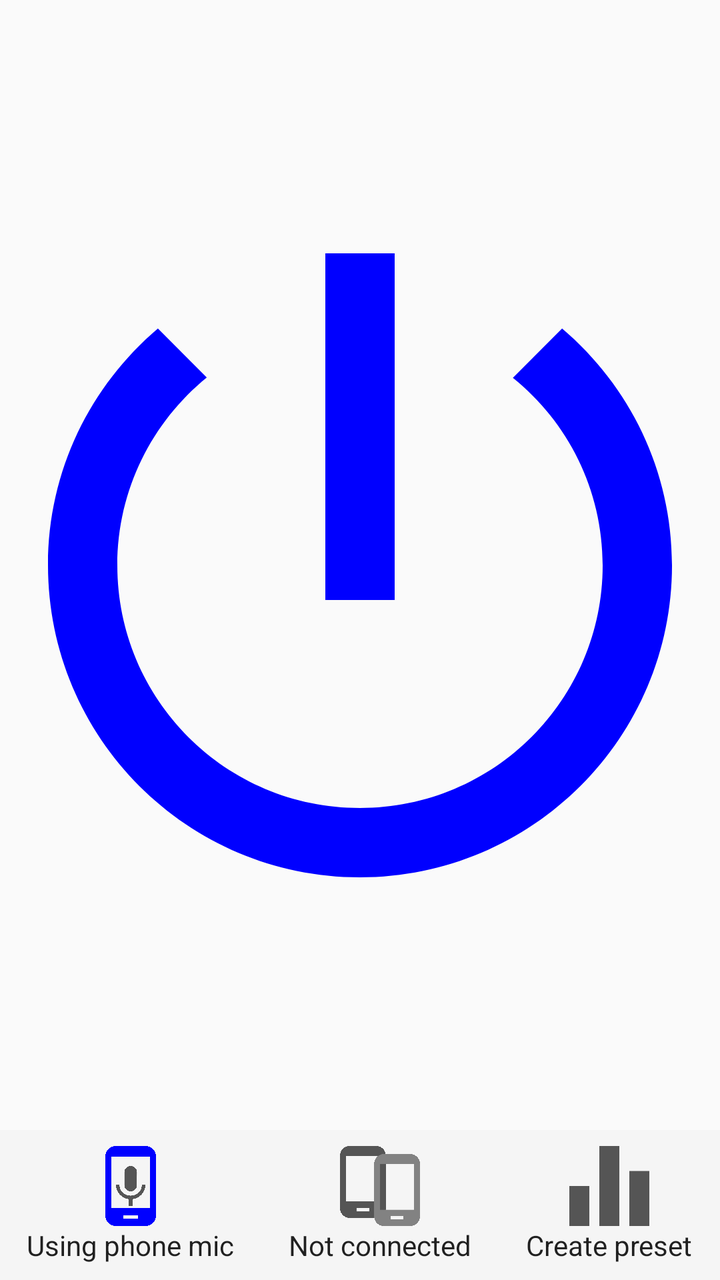
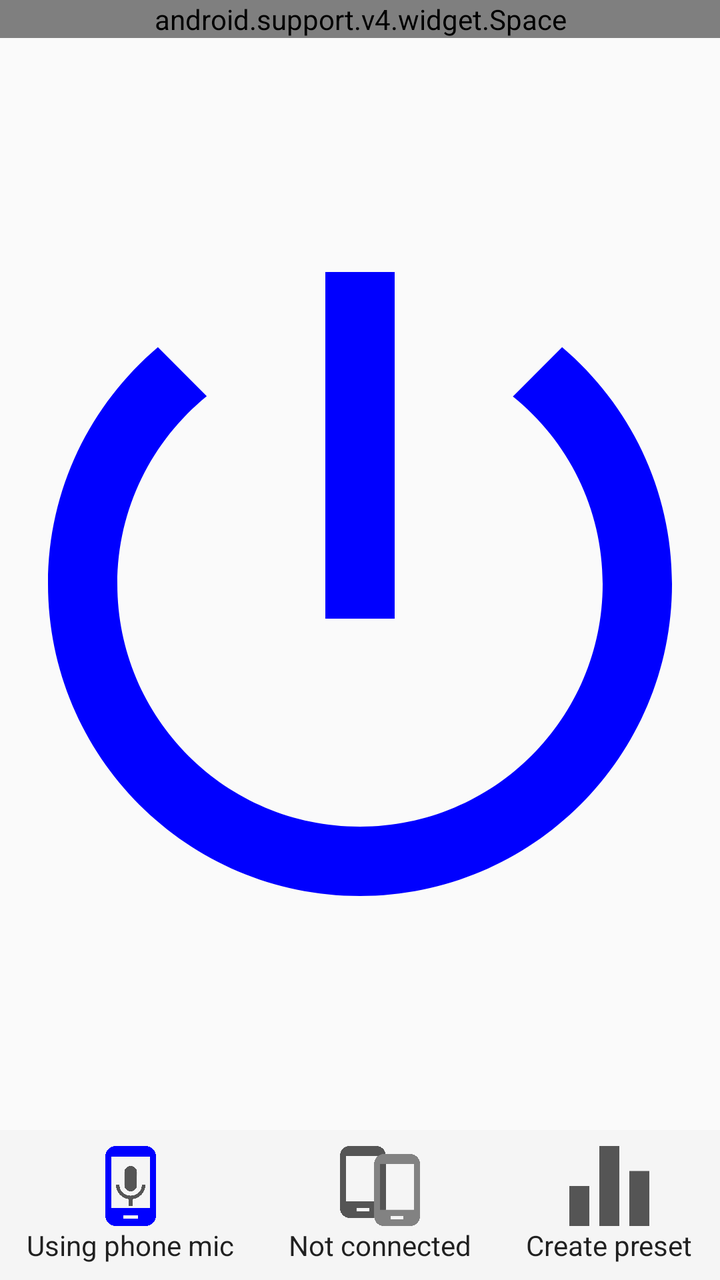

Before-and-after screenshots of an Android layout around one commit, followed by the original layout XML and the change that was made.
<!-- AndroidManifest.xml: application theme AppTheme -->
<!-- res/layout/fragment_listen.xml -->
<?xml version="1.0" encoding="utf-8"?>
<android.support.constraint.ConstraintLayout xmlns:android="http://schemas.android.com/apk/res/android"
    xmlns:app="http://schemas.android.com/apk/res-auto"
    xmlns:tools="http://schemas.android.com/tools"
    android:layout_width="match_parent"
    android:layout_height="match_parent"
    tools:context="peterson.ttu.edu.backupaids.activities.ListenFragment">

    <TextView
        android:id="@+id/ourPinTextView"
        android:layout_width="wrap_content"
        android:layout_height="wrap_content"
        android:layout_marginStart="16dp"
        android:text="@string/our_pin"
        android:textAppearance="@android:style/TextAppearance.DeviceDefault"
        android:textSize="18sp"
        android:visibility="gone"
        app:layout_constraintBottom_toTopOf="@id/playSound"
        app:layout_constraintLeft_toLeftOf="parent"
        app:layout_constraintTop_toTopOf="parent"
        app:layout_constraintVertical_bias="0.6" />

    

    <ImageButton
        android:id="@+id/playSound"
        android:layout_width="0dp"
        android:layout_height="0dp"
        android:adjustViewBounds="false"
        android:background="@android:color/transparent"
        android:scaleType="fitCenter"
        android:src="@drawable/ic_power_button_blue"
        android:layout_marginTop="16dp"
        android:layout_marginBottom="16dp"
        android:layout_marginStart="24dp"
        android:layout_marginEnd="24dp"
        app:layout_constraintHorizontal_bias="0.6"
        app:layout_constraintVertical_weight="1.0"
        app:layout_constraintBottom_toTopOf="@id/bottomMenu"
        app:layout_constraintTop_toBottomOf="@id/ourPinTextView"
        app:layout_constraintLeft_toLeftOf="parent"
        app:layout_constraintRight_toRightOf="parent"
        app:layout_constraintVertical_bias="0.6"
        android:contentDescription="@string/play_stop_playing_what_the_phone_hears" />

    

    
    <LinearLayout
        android:id="@+id/bottomMenu"
        android:layout_width="match_parent"
        android:layout_height="wrap_content"
        android:orientation="horizontal"
        android:background="#f5f5f5"
        app:layout_constraintTop_toBottomOf="@id/playSound"
        app:layout_constraintBottom_toBottomOf="parent"
        app:layout_constraintLeft_toLeftOf="parent"
        app:layout_constraintRight_toRightOf="parent">

        <LinearLayout
            android:layout_width="wrap_content"
            android:layout_height="wrap_content"
            android:orientation="vertical"
            android:layout_marginTop="8dp"
            android:layout_marginBottom="8dp"
            android:layout_weight="1"
            android:gravity="center">
            <ImageButton
                android:id="@+id/micToUseButton"
                android:layout_width="40dp"
                android:layout_height="40dp"
                android:background="@android:color/transparent"
                android:scaleType="fitEnd"
                android:src="@drawable/ic_phone_mic_blue"/>
            <TextView
                android:id="@+id/micToUseText"
                android:layout_width="wrap_content"
                android:layout_height="wrap_content"
                android:text="@string/using_phone_mic"
                android:textAppearance="@android:style/TextAppearance.DeviceDefault" />
        </LinearLayout>
        <LinearLayout
            android:layout_width="wrap_content"
            android:layout_height="wrap_content"
            android:orientation="vertical"
            android:layout_marginTop="8dp"
            android:layout_marginBottom="8dp"
            android:layout_weight="1"
            android:gravity="center">
            <ImageButton
                android:id="@+id/makeDiscoverable"
                android:layout_width="40dp"
                android:layout_height="40dp"
                android:adjustViewBounds="false"
                android:background="@android:color/transparent"
                android:contentDescription="@string/make_this_phone_discoverable_by_other_phones"
                android:scaleType="fitEnd"
                android:src="@drawable/ic_phone_in_gray"/>
            <TextView
                android:id="@+id/textForMakeDiscoverableButton"
                android:layout_width="wrap_content"
                android:layout_height="wrap_content"
                android:text="@string/not_connected"
                android:textAppearance="@android:style/TextAppearance.DeviceDefault" />
        </LinearLayout>
        <LinearLayout
            android:layout_width="wrap_content"
            android:layout_height="wrap_content"
            android:orientation="vertical"
            android:layout_marginTop="8dp"
            android:layout_marginBottom="8dp"
            android:layout_weight="1"
            android:gravity="center">
            <ImageButton
                android:id="@+id/presetChooser"
                android:layout_width="40dp"
                android:layout_height="40dp"
                android:adjustViewBounds="false"
                android:background="@android:color/transparent"
                android:contentDescription="@string/make_this_phone_discoverable_by_other_phones"
                android:scaleType="fitEnd"
                android:src="@drawable/ic_equalizer"/>
            <TextView
                android:id="@+id/textForPresetChooser"
                android:layout_width="wrap_content"
                android:layout_height="wrap_content"
                android:text="@string/create_preset"
                android:textAppearance="@android:style/TextAppearance.DeviceDefault" />
        </LinearLayout>

    </LinearLayout>

</android.support.constraint.ConstraintLayout>
<!-- resources referenced by this layout -->
<resources>
  <!-- drawable ic_equalizer (drawable) -->
  <vector xmlns:android="http://schemas.android.com/apk/res/android"
      android:width="24dp"
      android:height="24dp"
      android:viewportWidth="24"
      android:viewportHeight="24">
    <path
        android:fillColor="#555555"
        android:pathData="m9,24h6V0H9ZM0,24H6V12H0ZM18,7.5V24h6V7.5Z"
        android:strokeWidth="1.5"/>
  </vector>
  <!-- drawable ic_phone_in_gray (drawable) -->
  <vector xmlns:android="http://schemas.android.com/apk/res/android"
      android:width="24dp"
      android:height="24dp"
      android:viewportWidth="24"
      android:viewportHeight="24">
    <path
        android:pathData="M10.8002,-0.0225L2.9455,-0.0225C1.3157,-0.0225 0,1.2932 0,2.923L0,18.6321c0,1.6298 1.3157,2.9455 2.9455,2.9455h7.8547c1.6298,0 2.9455,-1.3156 2.9455,-2.9455L13.7457,2.923c0,-1.6298 -1.3157,-2.9455 -2.9455,-2.9455zM8.8365,19.6139L4.9092,19.6139L4.9092,18.6321h3.9273zM12.0275,16.6685L1.7182,16.6685L1.7182,2.923L12.0275,2.923Z"
        android:strokeWidth="0.9818269"
        android:fillColor="#555555"
        android:fillAlpha="1"/>
    <path
        android:pathData="m21.0417,2.4136h-7.8547c-1.6298,0 -2.9455,1.3156 -2.9455,2.9455L10.2415,21.0682c0,1.6298 1.3157,2.9455 2.9455,2.9455h7.8547c1.6298,0 2.9455,-1.3156 2.9455,-2.9455L23.9872,5.3591c0,-1.6298 -1.3157,-2.9455 -2.9455,-2.9455zM19.0781,22.05L15.1507,22.05v-0.9818h3.9273zM22.269,19.1045L11.9597,19.1045L11.9597,5.3591h10.3093z"
        android:strokeWidth="0.9818269"
        android:fillColor="#828282"
        android:fillAlpha="1"/>
  </vector>
  <!-- drawable ic_power_button_blue (drawable) -->
  <vector xmlns:android="http://schemas.android.com/apk/res/android"
      android:width="24dp"
      android:height="24dp"
      android:viewportWidth="24"
      android:viewportHeight="24">
    <path
        android:pathData="m13.3333,0h-2.6667v13.3333h2.6667zM19.7733,2.8933 L17.88,4.7867C19.9867,6.48 21.3333,9.08 21.3333,12 21.3333,17.16 17.16,21.3333 12,21.3333 6.84,21.3333 2.6667,17.16 2.6667,12c0,-2.92 1.3467,-5.52 3.44,-7.2267l-1.88,-1.88C1.64,5.0933 0,8.3467 0,12 0,18.6267 5.3733,24 12,24 18.6267,24 24,18.6267 24,12 24,8.3467 22.36,5.0933 19.7733,2.8933Z"
        android:strokeWidth="1.33333313"
        android:fillColor="#0000ff"
        android:fillAlpha="1"/>
  </vector>
  <string name="create_preset">Create preset</string>
  <string name="make_this_phone_discoverable_by_other_phones">Connect to another phone</string>
  <string name="not_connected">Not connected</string>
  <string name="our_pin">Our PIN: %1$d</string>
  <string name="play_stop_playing_what_the_phone_hears">Play/stop playing what the phone hears</string>
  <string name="using_phone_mic">Using phone mic</string>
  <style name="AppTheme" parent="Theme.AppCompat.Light.DarkActionBar">
          
          <item name="colorPrimary">@color/colorPrimary</item>
          <item name="colorPrimaryDark">@color/colorPrimaryDark</item>
          <item name="colorAccent">@color/colorAccent</item>
      </style>
  <color name="colorPrimary">#3F51B5</color>
  <color name="colorPrimaryDark">#303F9F</color>
  <color name="colorAccent">#FF4081</color>
  <!-- unchanged entries left out for length: 1 -->
</resources>

<!-- the commit's change to res/layout/fragment_listen.xml (unified diff, before → after) -->
@@ -8,25 +8,30 @@
 
     <TextView
         android:id="@+id/ourPinTextView"
-        android:layout_width="wrap_content"
+        android:layout_width="0dp"
         android:layout_height="wrap_content"
         android:layout_marginStart="16dp"
+        android:layout_marginTop="16dp"
         android:text="@string/our_pin"
         android:textAppearance="@android:style/TextAppearance.DeviceDefault"
-        android:textSize="18sp"
+        android:textSize="20sp"
         android:visibility="gone"
-        app:layout_constraintBottom_toTopOf="@id/playSound"
-        app:layout_constraintLeft_toLeftOf="parent"
         app:layout_constraintTop_toTopOf="parent"
-        app:layout_constraintVertical_bias="0.6" />
+        app:layout_constraintBottom_toTopOf="@id/listenSpace"
+        app:layout_constraintLeft_toLeftOf="parent"/>
 
     
+    <android.support.v4.widget.Space
+        android:id="@+id/listenSpace"
+        android:layout_width="match_parent"
+        android:layout_height="wrap_content"
+        app:layout_constraintTop_toBottomOf="@id/ourPinTextView"
+        app:layout_constraintBottom_toTopOf="@id/playSound"/>
 
     <ImageButton
         android:id="@+id/playSound"
         android:layout_width="0dp"
         android:layout_height="0dp"
-        android:adjustViewBounds="false"
         android:background="@android:color/transparent"
         android:scaleType="fitCenter"
         android:src="@drawable/ic_power_button_blue"
@@ -34,16 +39,11 @@
         android:layout_marginBottom="16dp"
         android:layout_marginStart="24dp"
         android:layout_marginEnd="24dp"
-        app:layout_constraintHorizontal_bias="0.6"
-        app:layout_constraintVertical_weight="1.0"
+        app:layout_constraintTop_toBottomOf="@id/listenSpace"
         app:layout_constraintBottom_toTopOf="@id/bottomMenu"
-        app:layout_constraintTop_toBottomOf="@id/ourPinTextView"
         app:layout_constraintLeft_toLeftOf="parent"
         app:layout_constraintRight_toRightOf="parent"
-        app:layout_constraintVertical_bias="0.6"
         android:contentDescription="@string/play_stop_playing_what_the_phone_hears" />
-
-    
 
     
     <LinearLayout
